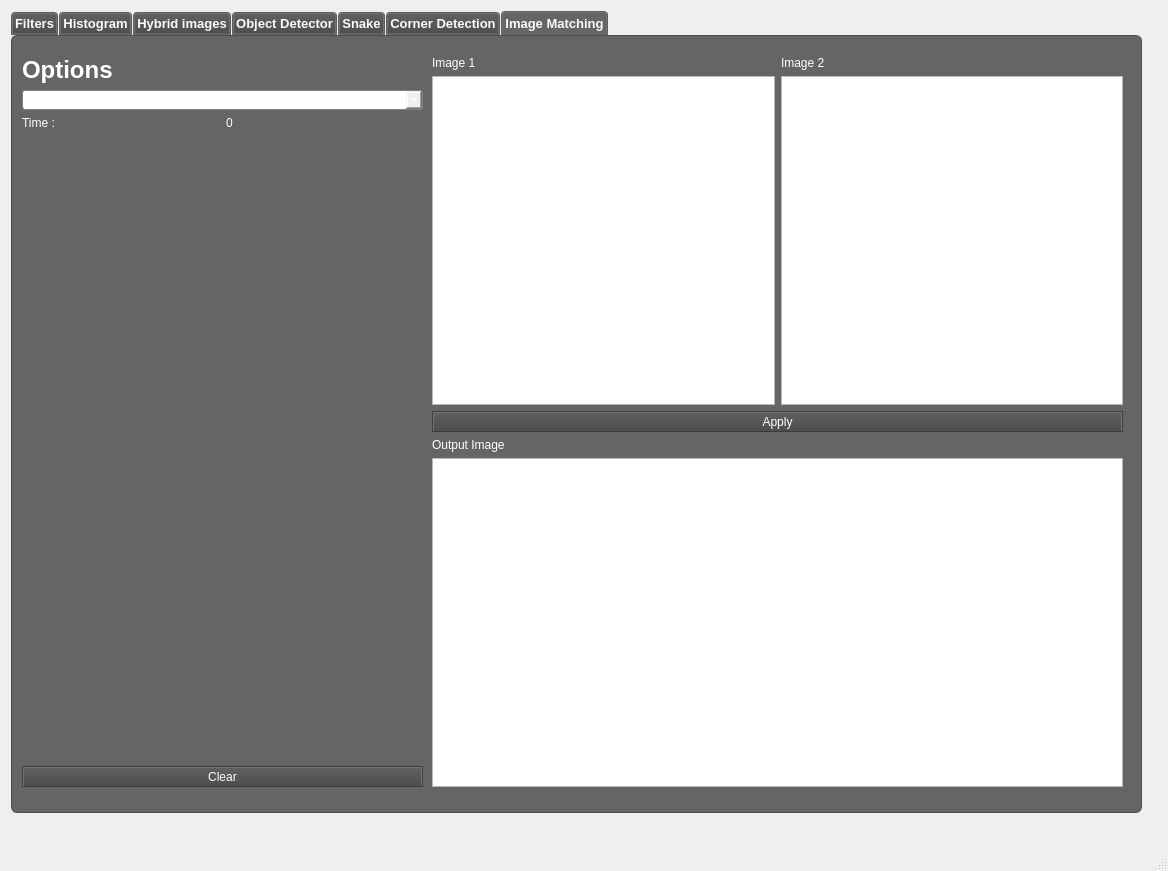
yassmin2000/Computer-Vision-Toolbox, file mainwindow.ui: the form before one commit.
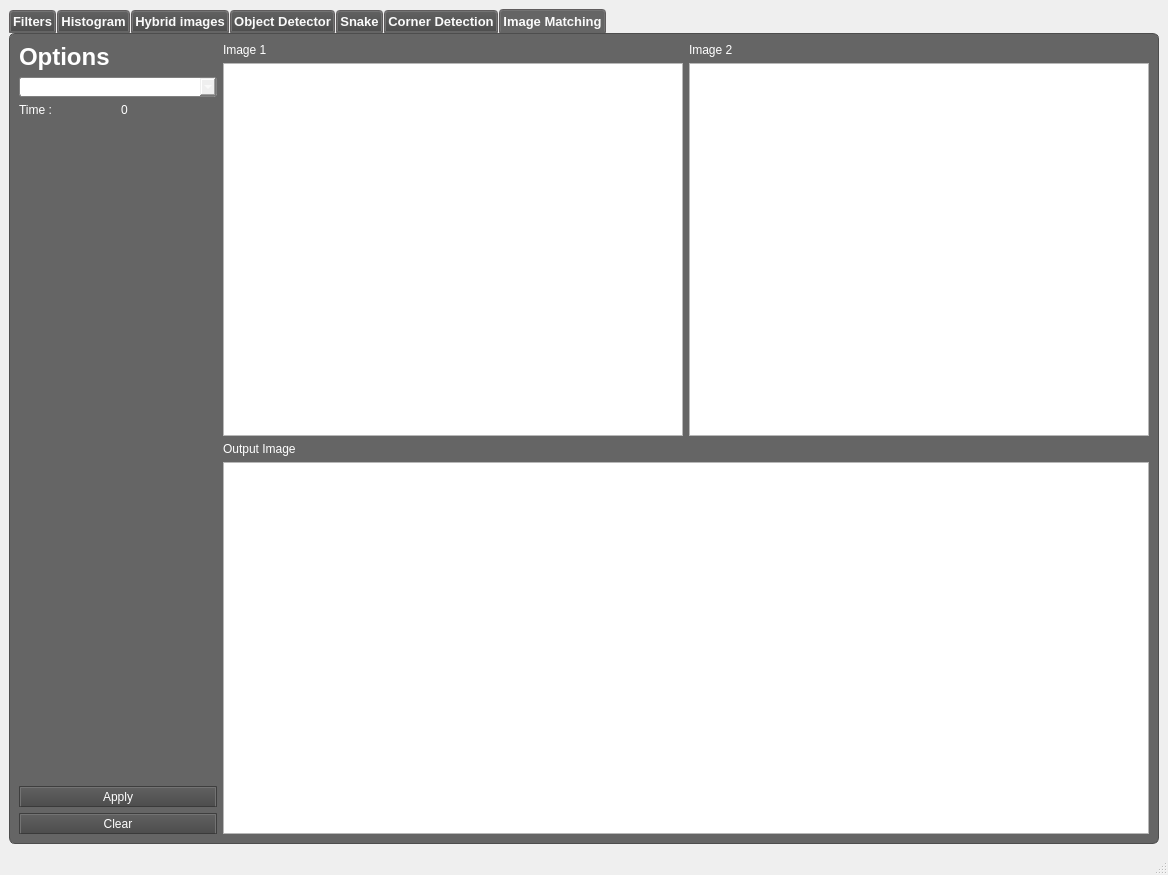
The form after the commit. The open tabs and pages were chosen to show the change.

Patch:
```diff
--- a/mainwindow.ui
+++ b/mainwindow.ui
@@ -7,22 +7,16 @@
     <x>0</x>
     <y>0</y>
     <width>1168</width>
-    <height>871</height>
+    <height>875</height>
    </rect>
   </property>
   <property name="windowTitle">
    <string>MainWindow</string>
   </property>
   <widget class="QWidget" name="centralwidget">
+   <layout class="QGridLayout" name="gridLayout_12">
+    <item row="0" column="0">
    <widget class="QTabWidget" name="tabWidget">
-    <property name="geometry">
-     <rect>
-      <x>11</x>
-      <y>11</y>
-      <width>1131</width>
-      <height>802</height>
-     </rect>
-    </property>
     <property name="font">
      <font>
       <pointsize>10</pointsize>
@@ -2062,15 +2056,90 @@
      <attribute name="title">
       <string>Image Matching</string>
      </attribute>
-     <widget class="QWidget" name="layoutWidget">
-      <property name="geometry">
-       <rect>
-        <x>420</x>
-        <y>20</y>
-        <width>691</width>
-        <height>731</height>
-       </rect>
-      </property>
+       <layout class="QGridLayout" name="gridLayout_10">
+        <item row="0" column="0">
+         <layout class="QVBoxLayout" name="verticalLayout_18">
+          <item>
+           <widget class="QLabel" name="label_56">
+            <property name="font">
+             <font>
+              <pointsize>18</pointsize>
+              <weight>75</weight>
+              <bold>true</bold>
+             </font>
+            </property>
+            <property name="text">
+             <string>Options</string>
+            </property>
+           </widget>
+          </item>
+          <item>
+           <widget class="QComboBox" name="matching_combo">
+            <item>
+             <property name="text">
+              <string>SIFT</string>
+             </property>
+            </item>
+            <item>
+             <property name="text">
+              <string>Normalized Cross Corelation</string>
+             </property>
+            </item>
+            <item>
+             <property name="text">
+              <string>Sum Squared Difference</string>
+             </property>
+            </item>
+           </widget>
+          </item>
+          <item>
+           <layout class="QHBoxLayout" name="horizontalLayout_28">
+            <item>
+             <widget class="QLabel" name="label_57">
+              <property name="text">
+               <string>Time :</string>
+              </property>
+             </widget>
+            </item>
+            <item>
+             <widget class="QLabel" name="label_58">
+              <property name="text">
+               <string>0</string>
+              </property>
+             </widget>
+            </item>
+           </layout>
+          </item>
+          <item>
+           <spacer name="verticalSpacer_15">
+            <property name="orientation">
+             <enum>Qt::Vertical</enum>
+            </property>
+            <property name="sizeHint" stdset="0">
+             <size>
+              <width>20</width>
+              <height>40</height>
+             </size>
+            </property>
+           </spacer>
+          </item>
+          <item>
+           <widget class="QPushButton" name="applyButton_matching">
+            <property name="text">
+             <string>Apply</string>
+            </property>
+           </widget>
+          </item>
+          <item>
+           <widget class="QPushButton" name="clear_matching">
+            <property name="text">
+             <string>Clear</string>
+            </property>
+           </widget>
+          </item>
+         </layout>
+        </item>
+        <item row="0" column="1">
       <layout class="QVBoxLayout" name="verticalLayout_17">
        <item>
         <layout class="QHBoxLayout" name="horizontalLayout_29">
@@ -2104,13 +2173,6 @@
          </item>
         </layout>
        </item>
-       <item>
-        <widget class="QPushButton" name="applyButton_matching">
-         <property name="text">
-          <string>Apply</string>
-         </property>
-        </widget>
-       </item>
        <item>
         <layout class="QVBoxLayout" name="verticalLayout_16">
          <item>
@@ -2126,92 +2188,12 @@
         </layout>
        </item>
       </layout>
-     </widget>
-     <widget class="QWidget" name="layoutWidget">
-      <property name="geometry">
-       <rect>
-        <x>10</x>
-        <y>20</y>
-        <width>401</width>
-        <height>731</height>
-       </rect>
-      </property>
-      <layout class="QVBoxLayout" name="verticalLayout_18">
-       <item>
-        <widget class="QLabel" name="label_56">
-         <property name="font">
-          <font>
-           <pointsize>18</pointsize>
-           <weight>75</weight>
-           <bold>true</bold>
-          </font>
-         </property>
-         <property name="text">
-          <string>Options</string>
-         </property>
-        </widget>
-       </item>
-       <item>
-        <widget class="QComboBox" name="matching_combo">
-         <item>
-          <property name="text">
-           <string>SIFT</string>
-          </property>
-         </item>
-         <item>
-          <property name="text">
-           <string>Normalized Cross Corelation</string>
-          </property>
-         </item>
-         <item>
-          <property name="text">
-           <string>Sum Squared Difference</string>
-          </property>
-         </item>
-        </widget>
-       </item>
-       <item>
-        <layout class="QHBoxLayout" name="horizontalLayout_28">
-         <item>
-          <widget class="QLabel" name="label_57">
-           <property name="text">
-            <string>Time :</string>
-           </property>
-          </widget>
-         </item>
-         <item>
-          <widget class="QLabel" name="label_58">
-           <property name="text">
-            <string>0</string>
-           </property>
-          </widget>
-         </item>
-        </layout>
-       </item>
-       <item>
-        <spacer name="verticalSpacer_15">
-         <property name="orientation">
-          <enum>Qt::Vertical</enum>
-         </property>
-         <property name="sizeHint" stdset="0">
-          <size>
-           <width>20</width>
-           <height>40</height>
-          </size>
-         </property>
-        </spacer>
-       </item>
-       <item>
-        <widget class="QPushButton" name="clear_matching">
-         <property name="text">
-          <string>Clear</string>
-         </property>
-        </widget>
-       </item>
-      </layout>
-     </widget>
-    </widget>
-   </widget>
+        </item>
+       </layout>
+      </widget>
+     </widget>
+    </item>
+   </layout>
   </widget>
   <widget class="QMenuBar" name="menubar">
    <property name="geometry">
```
Left out of the diff: 39 changed lines with no effect on the pictures. Lines whose indentation alone changed are shown as unchanged.
